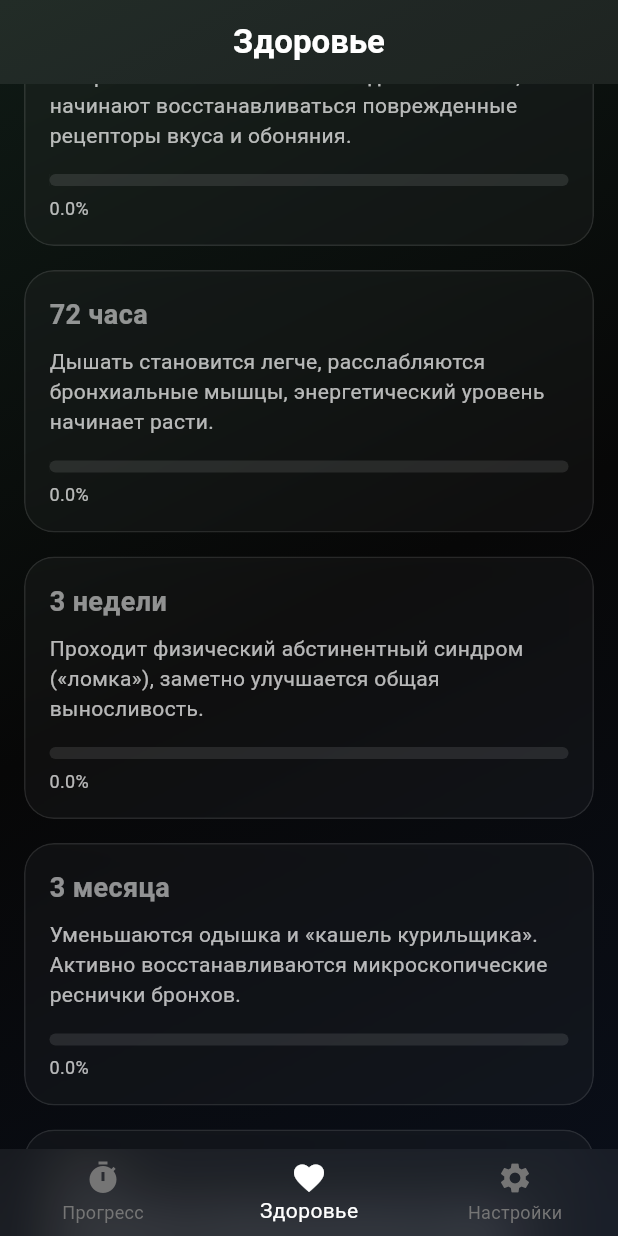
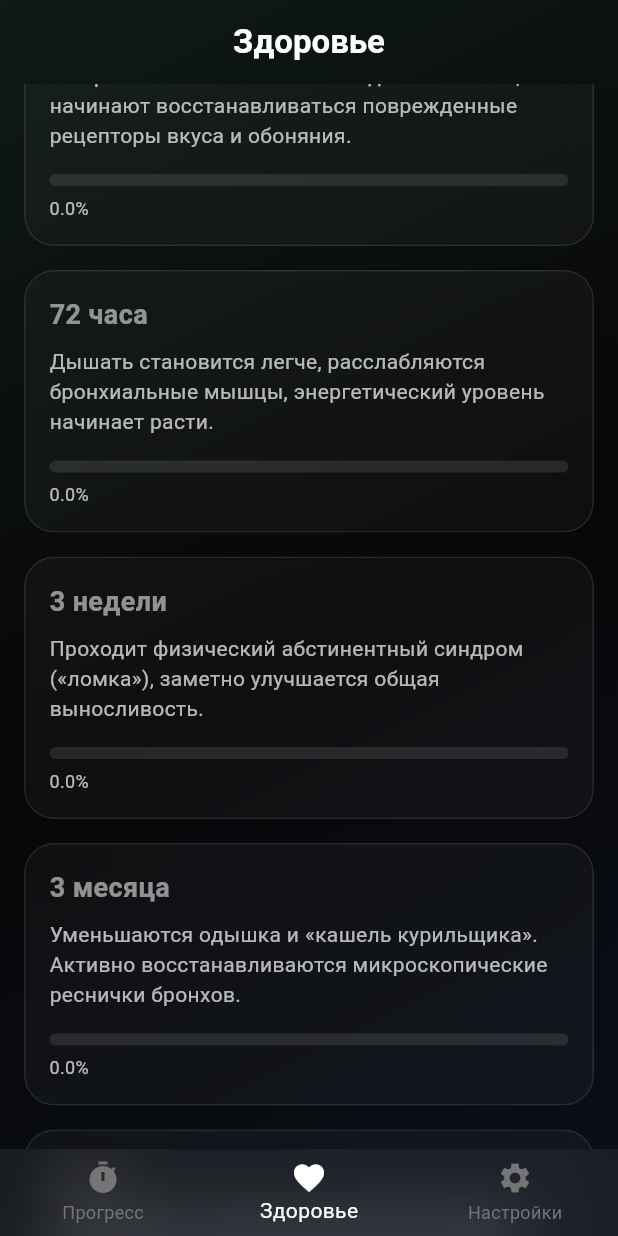
Before and after one commit to baddesigner404-cpu/rauchfrei, a Flutter app: the MainScreen screen opened directly, item 2 of the bottom bar chosen, scrolled down 576 dp, on a phone screen of 412 x 824 dp. Run offline on Flutter 3.47's test engine with Material 3 defaults, Android fonts, the phone set to English and light mode, and no system bars; our stand-ins replace shared_preferences; missing offline and left inert: dart:html; accounts and stored records are empty.

Commit message:
UX/UI polish: fix glow tint, add tab animations, add iOS bouncing scroll

```diff
--- a/lib/main.dart
+++ b/lib/main.dart
@@ -46,6 +46,12 @@ class RauchfreiApp extends StatelessWidget {
           elevation: 0,
           margin: EdgeInsets.zero,
         ),
+        appBarTheme: const AppBarTheme(
+          backgroundColor: Colors.transparent,
+          elevation: 0,
+          scrolledUnderElevation: 0, // Убирает "свечение" при скролле
+          surfaceTintColor: Colors.transparent,
+        ),
         useMaterial3: true,
       ),
       home: Consumer<UserProvider>(
--- a/lib/screens/dashboard_screen.dart
+++ b/lib/screens/dashboard_screen.dart
@@ -40,7 +40,8 @@ class DashboardScreen extends StatelessWidget {
         elevation: 0,
       ),
       body: SafeArea(
-        child: Padding(
+        child: SingleChildScrollView(
+          physics: const BouncingScrollPhysics(parent: AlwaysScrollableScrollPhysics()),
           padding: const EdgeInsets.all(16.0),
           child: Column(
             crossAxisAlignment: CrossAxisAlignment.stretch,
--- a/lib/screens/health_screen.dart
+++ b/lib/screens/health_screen.dart
@@ -34,6 +34,7 @@ class HealthScreen extends StatelessWidget {
         elevation: 0,
       ),
       body: ListView.builder(
+        physics: const BouncingScrollPhysics(parent: AlwaysScrollableScrollPhysics()),
         padding: const EdgeInsets.all(16.0),
         itemCount: healthMilestones.length,
         itemBuilder: (context, index) {
--- a/lib/screens/main_screen.dart
+++ b/lib/screens/main_screen.dart
@@ -40,8 +40,28 @@ class _MainScreenState extends State<MainScreen> {
               ),
             ),
           ),
-          // Контент
-          _screens[_currentIndex],
+          // Контент с плавной анимацией
+          AnimatedSwitcher(
+            duration: const Duration(milliseconds: 300),
+            switchInCurve: Curves.easeOut,
+            switchOutCurve: Curves.easeIn,
+            transitionBuilder: (child, animation) {
+              return FadeTransition(
+                opacity: animation,
+                child: SlideTransition(
+                  position: Tween<Offset>(
+                    begin: const Offset(0, 0.05),
+                    end: Offset.zero,
+                  ).animate(animation),
+                  child: child,
+                ),
+              );
+            },
+            child: KeyedSubtree(
+              key: ValueKey<int>(_currentIndex),
+              child: _screens[_currentIndex],
+            ),
+          ),
         ],
       ),
       bottomNavigationBar: ClipRRect(
--- a/lib/screens/settings_screen.dart
+++ b/lib/screens/settings_screen.dart
@@ -19,6 +19,7 @@ class SettingsScreen extends StatelessWidget {
         elevation: 0,
       ),
       body: ListView(
+        physics: const BouncingScrollPhysics(parent: AlwaysScrollableScrollPhysics()),
         padding: const EdgeInsets.all(16.0),
         children: [
           ListTile(
```
Also changed, not shown: 1 other file.
